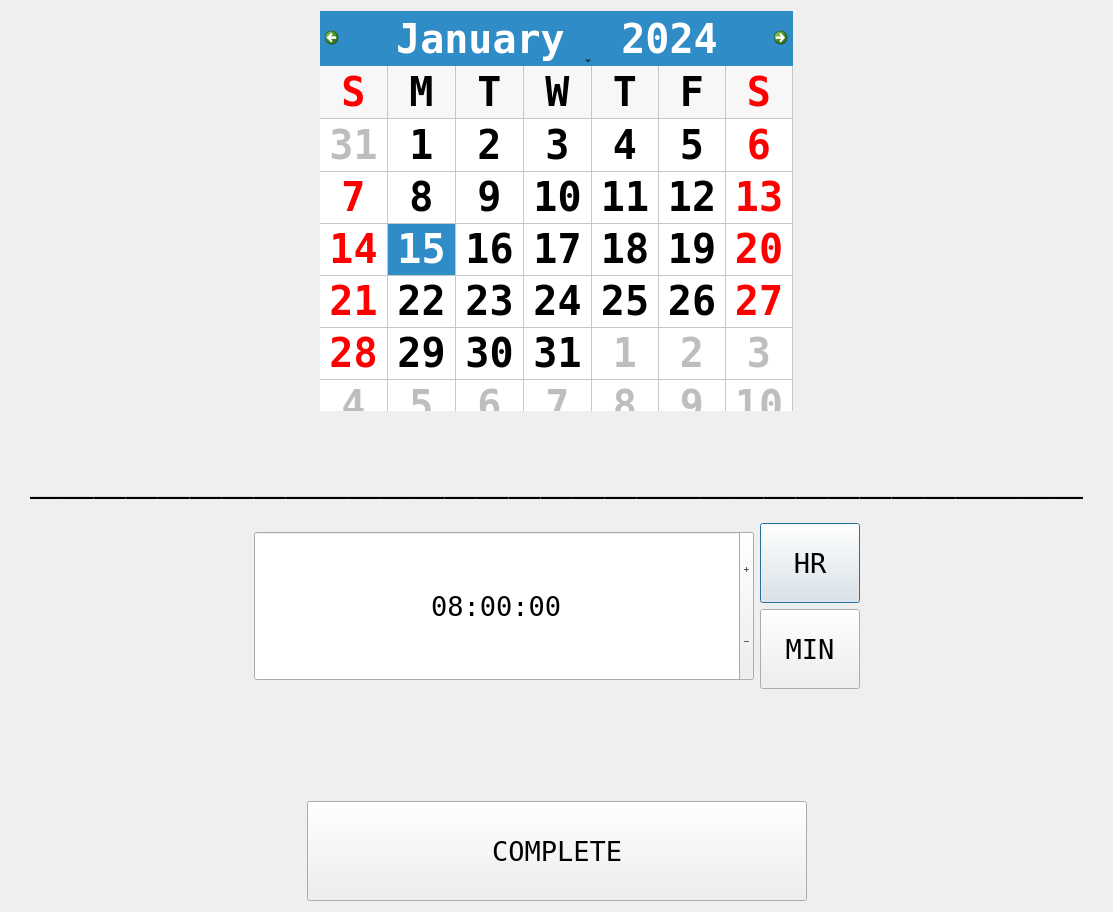
Before: the Qt Designer form QtInterface/dialogs/quicktimeget.ui in LSSUHDTeam/Equip-IT, drawn with Qt 5.
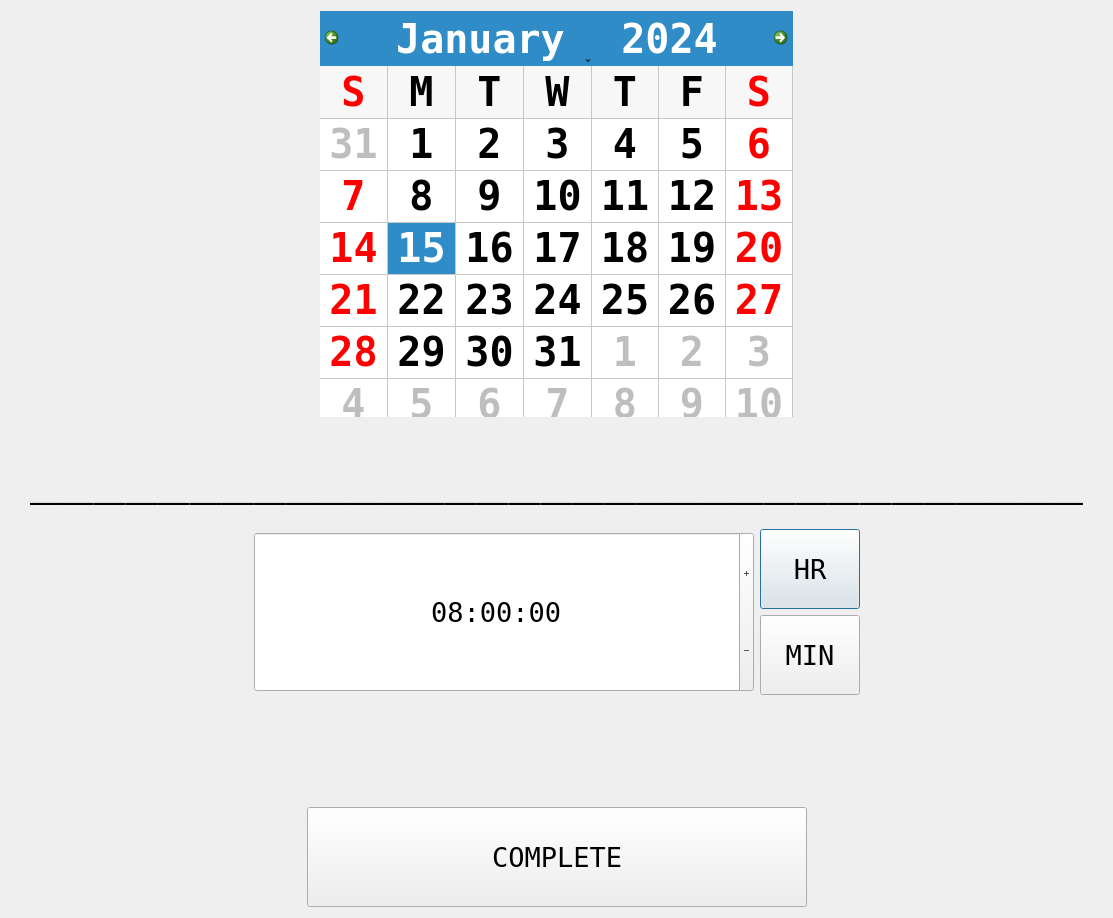
After: the same form once the commit is applied.

```diff
--- a/QtInterface/dialogs/quicktimeget.ui
+++ b/QtInterface/dialogs/quicktimeget.ui
@@ -7,7 +7,7 @@
     <x>0</x>
     <y>0</y>
     <width>1113</width>
-    <height>794</height>
+    <height>918</height>
    </rect>
   </property>
   <property name="font">
@@ -149,7 +149,7 @@
          <property name="minimumSize">
           <size>
            <width>500</width>
-           <height>150</height>
+           <height>160</height>
           </size>
          </property>
          <property name="font">
```
Left out of the diff: 2 changed lines with no effect on the pictures.
